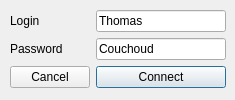
RakSrinaNa/DI4---QT, file QT/TP1/Introduction/login.ui: the form before one commit.
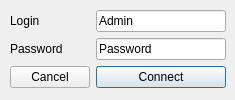
The form after the commit.

Commit message: Change default value on login page

The edit to the form file:
```diff
--- a/QT/TP1/Introduction/login.ui
+++ b/QT/TP1/Introduction/login.ui
@@ -54,7 +54,7 @@
     <item row="0" column="1">
      <widget class="QLineEdit" name="loginEdit">
       <property name="text">
-       <string>Thomas</string>
+       <string>Admin</string>
       </property>
      </widget>
     </item>
@@ -68,7 +68,7 @@
     <item row="1" column="1">
      <widget class="QLineEdit" name="passwordEdit">
       <property name="text">
-       <string>Couchoud</string>
+       <string>Password</string>
       </property>
      </widget>
     </item>
```
